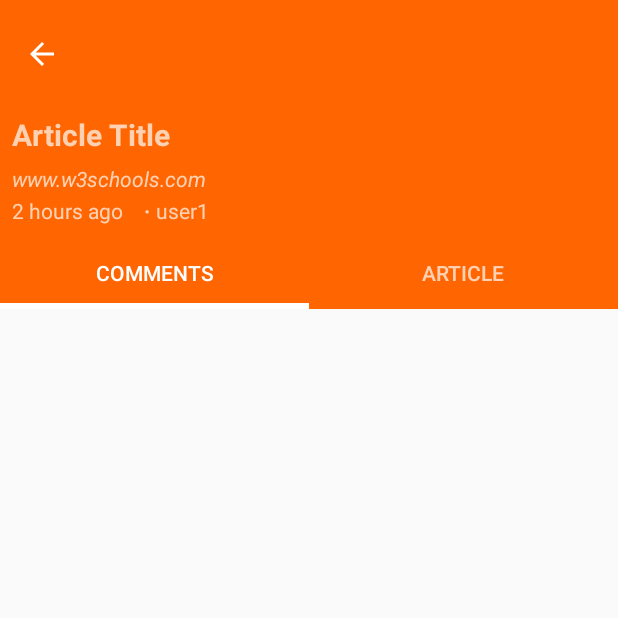
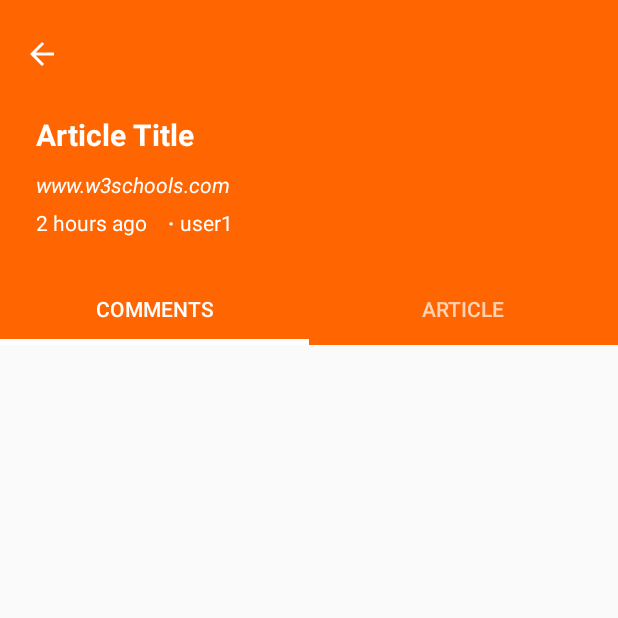
Before and after one commit to laxman-spidey/hackernews-omnify, an Android app: the DetailActivity screen opened directly, with no data from a screen before it, on a phone screen of 412 x 824 dp, the top half of it. Run offline under Robolectric (Android 15) with nearby library versions, the phone set to English and light mode, and no system bars; our stand-ins replace Firebase (no records; nobody signed in at launch, a user with empty details on screens opened directly); libraries missing offline, so code that uses them is left out: io.realm; network calls fail; 2 statements that could not run were skipped.

Commit message:
UI Improvements.

```diff
--- a/app/src/main/java/com/omnify/hackernews/hackernews/ArticlesFragment.java
+++ b/app/src/main/java/com/omnify/hackernews/hackernews/ArticlesFragment.java
@@ -52,7 +52,7 @@ public class ArticlesFragment extends BaseFragment {
             Context context = view.getContext();
 
             recyclerView = (RecyclerView) view;
-            recyclerView.addItemDecoration(new DividerItemDecoration(getActivity(), DividerItemDecoration.VERTICAL));
+
             recyclerView.setLayoutManager(new LinearLayoutManager(context));
 
             recyclerView.setAdapter(new ArticlesRecyclerViewAdapter(articles, mListener));
--- a/app/src/main/res/layout/activity_detail.xml
+++ b/app/src/main/res/layout/activity_detail.xml
@@ -27,6 +27,7 @@
                 android:layout_height="match_parent"
                 android:padding="8dp"
                 android:layout_marginTop="?attr/actionBarSize"
+                android:layout_marginLeft="16dp"
                 android:paddingBottom="5dp"
                 app:layout_collapseMode="parallax"
                 app:layout_collapseParallaxMultiplier="0.5"
@@ -36,12 +37,13 @@
                     android:id="@+id/articleTitle"
                     android:layout_width="match_parent"
                     android:layout_height="wrap_content"
-                    android:layout_marginBottom="4dp"
+                    android:layout_marginBottom="8dp"
                     android:layout_marginTop="4dp"
                     android:ellipsize="marquee"
                     android:maxLines="2"
                     android:text="Article Title"
                     android:textSize="20sp"
+                    android:textColor="@color/white"
                     android:textStyle="bold" />
 
                 <TextView
@@ -49,12 +51,13 @@
                     android:layout_width="match_parent"
                     android:layout_height="wrap_content"
                     android:layout_below="@id/articleTitle"
-                    android:layout_marginBottom="2dp"
+                    android:layout_marginBottom="6dp"
                     android:layout_marginTop="2dp"
                     android:ellipsize="marquee"
                     android:singleLine="true"
                     android:text="www.w3schools.com"
                     android:textSize="14sp"
+                    android:textColor="@color/white"
                     android:textStyle="italic" />
 
                 <TextView
@@ -62,6 +65,7 @@
                     android:layout_width="wrap_content"
                     android:layout_height="wrap_content"
                     android:layout_below="@id/articleSite"
+                    android:textColor="@color/white"
                     android:text="2 hours ago   " />
 
                 <TextView
@@ -73,6 +77,7 @@
                     android:layout_toRightOf="@+id/submissionDate"
                     android:paddingLeft="4dp"
                     android:paddingRight="4dp"
+                    android:textColor="@color/white"
                     android:text="·"
                     android:textSize="14sp"
                     android:textStyle="bold"
@@ -86,6 +91,8 @@
                     android:layout_alignTop="@+id/submissionDate"
                     android:layout_toEndOf="@+id/middleDot"
                     android:layout_toRightOf="@+id/middleDot"
+                    android:textColor="@color/white"
+                    android:layout_marginBottom="16dp"
                     android:text="user1" />
             </RelativeLayout>
 
--- a/app/src/main/res/layout/article_item.xml
+++ b/app/src/main/res/layout/article_item.xml
@@ -2,6 +2,7 @@
 <android.support.constraint.ConstraintLayout xmlns:android="http://schemas.android.com/apk/res/android"
     android:layout_width="match_parent"
     android:layout_height="wrap_content"
+    android:layout_marginBottom="4dp"
     android:background="@color/articleBackground">
 
     <LinearLayout
```
